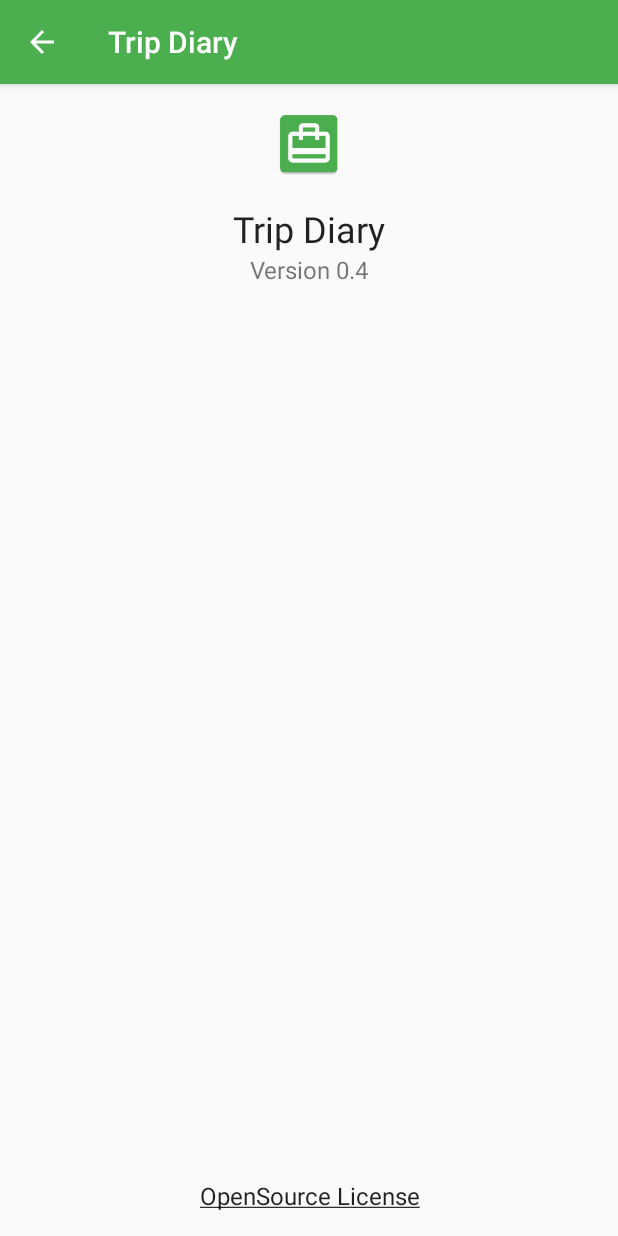
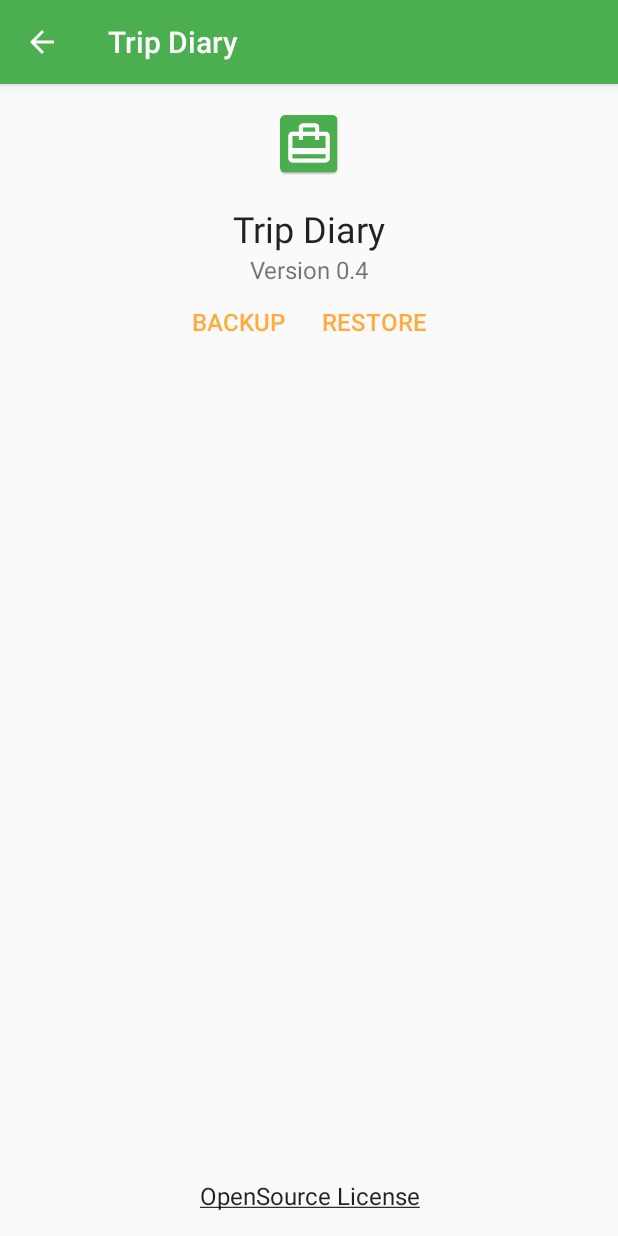
Before and after one commit to kamille1221/TripDiary, an Android app: the AboutActivity screen opened directly, with no data from a screen before it, on a phone screen of 412 x 824 dp. Run offline under Robolectric (Android 15) with nearby library versions, the phone set to English and light mode, and no system bars; our stand-ins replace Firebase (no records; nobody signed in at launch, a user with empty details on screens opened directly); libraries missing offline, so code that uses them is left out: io.realm; 1 statement that could not run was skipped.

Commit message:
Gradle update, implement backup function

```diff
--- a/app/src/main/res/layout/activity_about.xml
+++ b/app/src/main/res/layout/activity_about.xml
@@ -20,7 +20,7 @@
 			android:layout_height="wrap_content"
 			android:layout_gravity="center"
 			android:contentDescription="@string/app_name"
-			app:srcCompat="@mipmap/ic_launcher"/>
+			app:srcCompat="@mipmap/ic_launcher" />
 
 		<TextView
 			android:layout_width="match_parent"
@@ -29,7 +29,7 @@
 			android:gravity="center"
 			android:text="@string/app_name"
 			android:textColor="@color/textColorPrimary"
-			android:textSize="24sp"/>
+			android:textSize="24sp" />
 
 		<TextView
 			android:id="@+id/tvVersion"
@@ -37,17 +37,43 @@
 			android:layout_height="wrap_content"
 			android:gravity="center"
 			android:textColor="@color/textColorSecondary"
-			android:textSize="16sp"/>
+			android:textSize="16sp" />
 
-		<Button
-			android:id="@+id/btnUpdate"
-			style="@style/Widget.AppCompat.Button.Borderless.Colored"
+		<LinearLayout
 			android:layout_width="wrap_content"
 			android:layout_height="wrap_content"
 			android:layout_gravity="center"
-			android:text="@string/update"
-			android:textSize="16sp"
-			android:visibility="gone"/>
+			android:orientation="horizontal">
+
+			<Button
+				android:id="@+id/btnBackup"
+				style="@style/Widget.AppCompat.Button.Borderless.Colored"
+				android:layout_width="wrap_content"
+				android:layout_height="wrap_content"
+				android:layout_gravity="center"
+				android:text="@string/backup"
+				android:textSize="16sp" />
+
+			<Button
+				android:id="@+id/btnUpdate"
+				style="@style/Widget.AppCompat.Button.Borderless.Colored"
+				android:layout_width="wrap_content"
+				android:layout_height="wrap_content"
+				android:layout_gravity="center"
+				android:text="@string/update"
+				android:textSize="16sp"
+				android:visibility="gone"
+				tools:visibility="visible" />
+
+			<Button
+				android:id="@+id/btnRestore"
+				style="@style/Widget.AppCompat.Button.Borderless.Colored"
+				android:layout_width="wrap_content"
+				android:layout_height="wrap_content"
+				android:layout_gravity="center"
+				android:text="@string/restore"
+				android:textSize="16sp" />
+		</LinearLayout>
 	</LinearLayout>
 
 	<TextView
@@ -57,5 +83,5 @@
 		android:gravity="center"
 		android:text="@string/open_source_license"
 		android:textColor="@color/textColorPrimary"
-		android:textSize="16sp"/>
+		android:textSize="16sp" />
 </LinearLayout>
```
Also changed, not shown: app/build.gradle (+17 -15 lines), app/src/main/AndroidManifest.xml (+13 -13 lines), app/src/main/java/com/gmail/kamille1221/tripdiary/AboutActivity.kt (+69 -1 lines), app/src/main/java/com/gmail/kamille1221/tripdiary/AddSpendActivity.kt (+7 -7 lines), app/src/main/java/com/gmail/kamille1221/tripdiary/PhotoAdapter.kt (+11 -7 lines), app/src/main/res/layout/dialog_input.xml (added, +26 -0 lines), app/src/main/res/values/strings.xml (+9 -6 lines), build.gradle (+4 -7 lines), gradle/wrapper/gradle-wrapper.properties, 1 other file.
